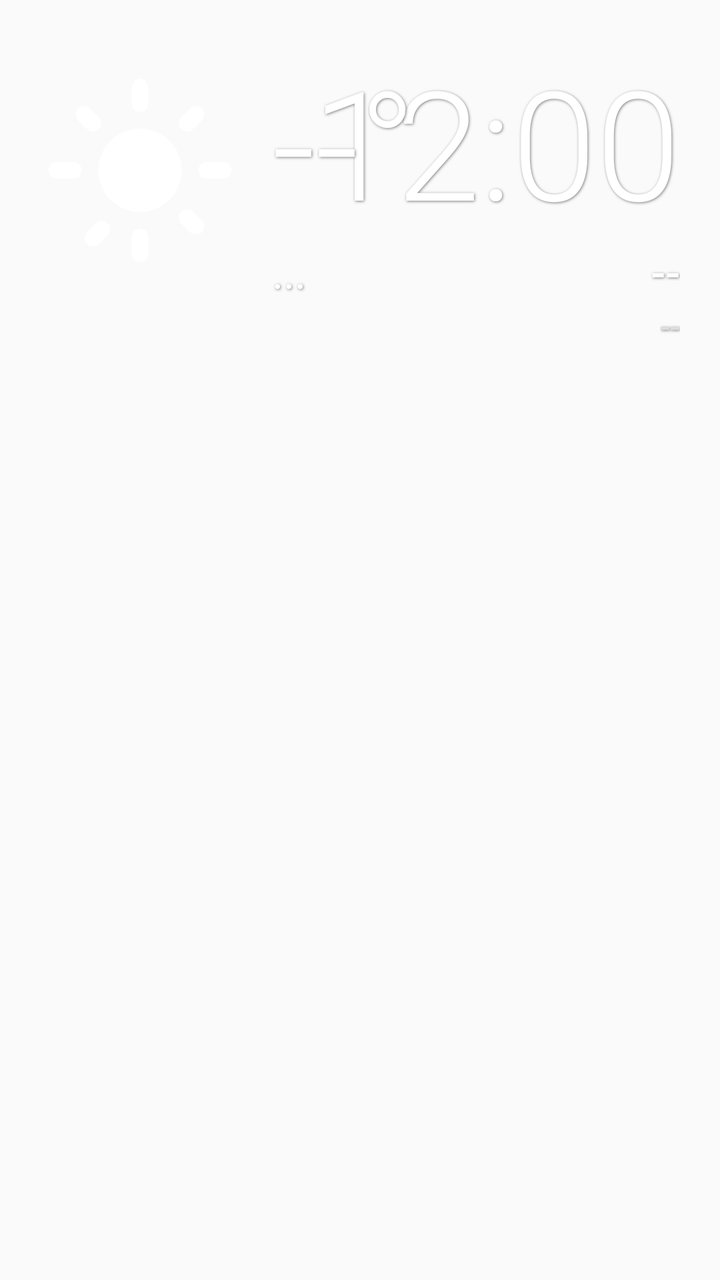
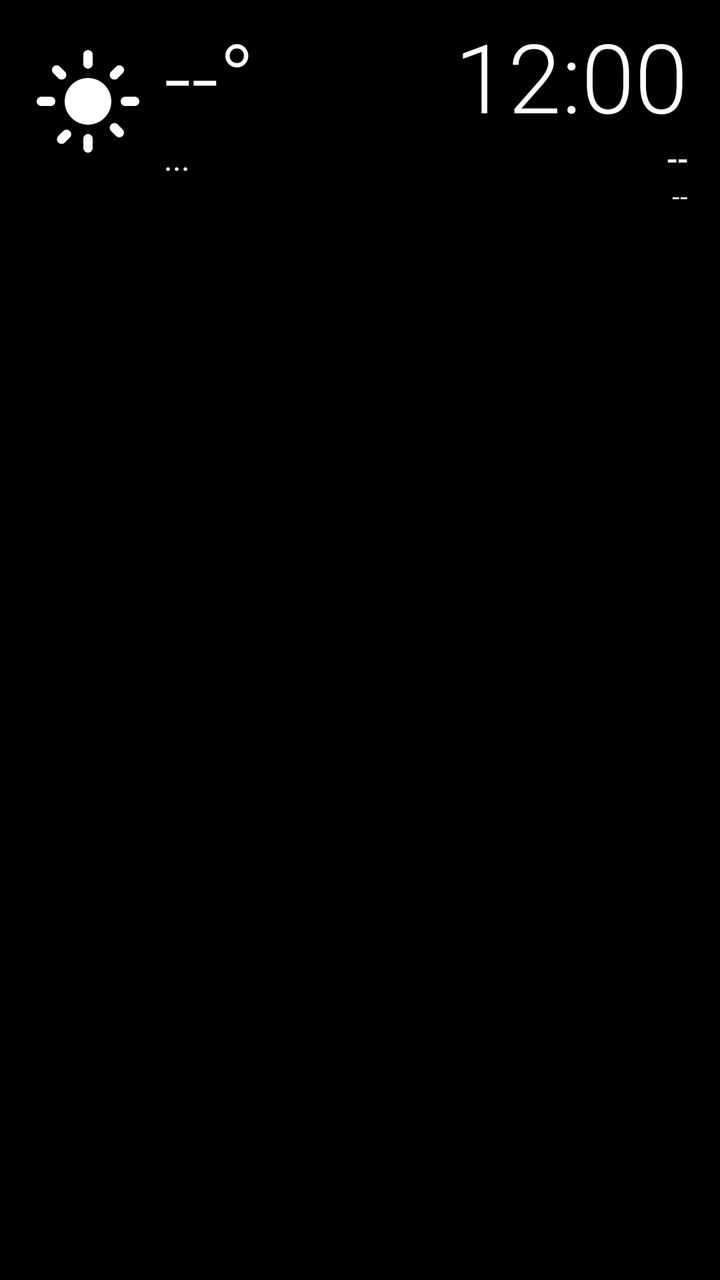

Before-and-after screenshots of an Android layout around one commit, followed by the original layout XML and the change that was made.
<!-- AndroidManifest.xml: application theme AppTheme -->
<!-- res/layout/widget_layout.xml -->
<?xml version="1.0" encoding="utf-8"?>
<RelativeLayout xmlns:android="http://schemas.android.com/apk/res/android"
    android:layout_width="match_parent"
    android:layout_height="match_parent"
    android:background="@android:color/transparent"
    android:padding="20dp">

    <ImageView
        android:id="@+id/widget_main_icon"
        android:layout_width="100dp"
        android:layout_height="100dp"
        android:layout_alignParentStart="true"
        android:layout_alignTop="@+id/widget_clock"
        android:layout_alignBottom="@+id/widget_condition"
        android:layout_marginEnd="16dp"
        android:scaleType="fitCenter"
        android:src="@drawable/ic_sun" />

    
    <TextClock
        android:id="@+id/widget_clock"
        android:layout_width="wrap_content"
        android:layout_height="wrap_content"
        android:layout_alignParentEnd="true"
        android:layout_alignParentTop="true"
        android:textColor="#ffffff"
        android:textSize="76sp"
        android:fontFamily="sans-serif-light"
        android:format12Hour="h:mm"
        android:format24Hour="HH:mm"
        android:shadowColor="#80000000" android:shadowDx="1" android:shadowDy="1" android:shadowRadius="3" />

    
    <TextView
        android:id="@+id/widget_temp"
        android:layout_width="wrap_content"
        android:layout_height="wrap_content"
        android:layout_toEndOf="@id/widget_main_icon"
        android:layout_alignBaseline="@id/widget_clock"
        android:text="--°"
        android:textColor="#ffffff"
        android:textSize="76sp"
        android:fontFamily="sans-serif-light"
        android:shadowColor="#80000000" android:shadowDx="1" android:shadowDy="1" android:shadowRadius="3" />

    
    <TextView
        android:id="@+id/widget_date"
        android:layout_width="wrap_content"
        android:layout_height="wrap_content"
        android:layout_below="@id/widget_clock"
        android:layout_alignParentEnd="true"
        android:text="--"
        android:textColor="#ffffff"
        android:textSize="22sp"
        android:fontFamily="sans-serif-medium"
        android:shadowColor="#80000000" android:shadowDx="1" android:shadowDy="1" android:shadowRadius="3" />

    
    <TextView
        android:id="@+id/widget_condition"
        android:layout_width="wrap_content"
        android:layout_height="wrap_content"
        android:layout_toEndOf="@id/widget_main_icon"
        android:layout_alignBaseline="@id/widget_date"
        android:text="..."
        android:textColor="#ffffff"
        android:textSize="22sp"
        android:fontFamily="sans-serif"
        android:shadowColor="#80000000" android:shadowDx="1" android:shadowDy="1" android:shadowRadius="3" />

    
    <TextView
        android:id="@+id/widget_city"
        android:layout_width="wrap_content"
        android:layout_height="wrap_content"
        android:layout_below="@id/widget_date"
        android:layout_alignParentEnd="true"
        android:text="--"
        android:textColor="#dddddd"
        android:textSize="18sp"
        android:fontFamily="sans-serif"
        android:shadowColor="#80000000" android:shadowDx="1" android:shadowDy="1" android:shadowRadius="3" />
</RelativeLayout>
<!-- resources referenced by this layout -->
<resources>
  <!-- drawable ic_sun (drawable) -->
  <vector xmlns:android="http://schemas.android.com/apk/res/android"
      android:width="24dp" android:height="24dp" android:viewportWidth="24" android:viewportHeight="24">
    <path android:fillColor="#FFFFFF" android:pathData="M12,7c-2.76,0 -5,2.24 -5,5s2.24,5 5,5 5,-2.24 5,-5 -2.24,-5 -5,-5zM2,13h2c0.55,0 1,-0.45 1,-1s-0.45,-1 -1,-1H2c-0.55,0 -1,0.45 -1,1s0.45,1 1,1zM20,13h2c0.55,0 1,-0.45 1,-1s-0.45,-1 -1,-1h-2c-0.55,0 -1,0.45 -1,1s0.45,1 1,1zM11,2v2c0,0.55 0.45,1 1,1s1,-0.45 1,-1V2c0,-0.55 -0.45,-1 -1,-1s-1,0.45 -1,1zM11,20v2c0,0.55 0.45,1 1,1s1,-0.45 1,-1v-2c0,-0.55 -0.45,-1 -1,-1s-1,0.45 -1,1zM5.99,4.58c-0.39,-0.39 -1.03,-0.39 -1.41,0 -0.39,0.39 -0.39,1.03 0,1.41l1.06,1.06c0.39,0.39 1.03,0.39 1.41,0 0.39,-0.39 0.39,-1.03 0,-1.41L5.99,4.58zM18.36,16.95c-0.39,-0.39 -1.03,-0.39 -1.41,0 -0.39,0.39 -0.39,1.03 0,1.41l1.06,1.06c0.39,0.39 1.03,0.39 1.41,0 0.39,-0.39 0.39,-1.03 0,-1.41l-1.06,-1.06zM5.64,19.42c-0.39,0.39 -0.39,1.03 0,1.41 0.39,0.39 1.03,0.39 1.41,0l1.06,-1.06c0.39,-0.39 0.39,-1.03 0,-1.41 -0.39,-0.39 -1.03,-0.39 -1.41,0L5.64,19.42zM16.95,7.05c0.39,0.39 1.03,0.39 1.41,0l1.06,-1.06c0.39,-0.39 0.39,-1.03 0,-1.41 -0.39,-0.39 -1.03,-0.39 -1.41,0l-1.06,1.06c-0.39,0.39 -0.39,1.03 0,1.41z"/>
  </vector>
  <style name="AppTheme" parent="Theme.AppCompat.Light.DarkActionBar">
          
          <item name="colorPrimary">@color/colorPrimary</item>
          <item name="colorPrimaryDark">@color/colorPrimaryDark</item>
          <item name="colorAccent">@color/colorAccent</item>
      </style>
</resources>

<!-- the commit's change to res/layout/widget_layout.xml (unified diff, before → after) -->
@@ -3,82 +3,118 @@
     android:layout_width="match_parent"
     android:layout_height="match_parent"
     android:background="@android:color/transparent"
-    android:padding="20dp">
-
-    <ImageView
-        android:id="@+id/widget_main_icon"
-        android:layout_width="100dp"
-        android:layout_height="100dp"
-        android:layout_alignParentStart="true"
-        android:layout_alignTop="@+id/widget_clock"
-        android:layout_alignBottom="@+id/widget_condition"
-        android:layout_marginEnd="16dp"
-        android:scaleType="fitCenter"
-        android:src="@drawable/ic_sun" />
+    android:paddingStart="16dp"
+    android:paddingEnd="16dp"
+    android:paddingTop="12dp"
+    android:paddingBottom="12dp">
 
     
-    <TextClock
-        android:id="@+id/widget_clock"
+    <LinearLayout
+        android:id="@+id/widget_weather_group"
+        android:layout_width="wrap_content"
+        android:layout_height="wrap_content"
+        android:layout_alignParentStart="true"
+        android:layout_alignParentTop="true"
+        android:orientation="horizontal"
+        android:gravity="center_vertical">
+
+        <ImageView
+            android:id="@+id/widget_main_icon"
+            android:layout_width="56dp"
+            android:layout_height="56dp"
+            android:layout_marginEnd="10dp"
+            android:scaleType="fitCenter"
+            android:src="@drawable/ic_sun" />
+
+        <LinearLayout
+            android:layout_width="wrap_content"
+            android:layout_height="wrap_content"
+            android:orientation="vertical">
+
+            <TextView
+                android:id="@+id/widget_temp"
+                android:layout_width="wrap_content"
+                android:layout_height="wrap_content"
+                android:text="--°"
+                android:textColor="#ffffff"
+                android:textSize="48sp"
+                android:includeFontPadding="false"
+                android:fontFamily="sans-serif-light"
+                android:shadowColor="#80000000"
+                android:shadowDx="1"
+                android:shadowDy="1"
+                android:shadowRadius="3" />
+
+            <TextView
+                android:id="@+id/widget_condition"
+                android:layout_width="wrap_content"
+                android:layout_height="wrap_content"
+                android:layout_marginTop="2dp"
+                android:text="..."
+                android:textColor="#ffffff"
+                android:textSize="16sp"
+                android:includeFontPadding="false"
+                android:fontFamily="sans-serif"
+                android:shadowColor="#80000000"
+                android:shadowDx="1"
+                android:shadowDy="1"
+                android:shadowRadius="3" />
+        </LinearLayout>
+    </LinearLayout>
+
+    
+    <LinearLayout
+        android:id="@+id/widget_clock_group"
         android:layout_width="wrap_content"
         android:layout_height="wrap_content"
         android:layout_alignParentEnd="true"
         android:layout_alignParentTop="true"
-        android:textColor="#ffffff"
-        android:textSize="76sp"
-        android:fontFamily="sans-serif-light"
-        android:format12Hour="h:mm"
-        android:format24Hour="HH:mm"
-        android:shadowColor="#80000000" android:shadowDx="1" android:shadowDy="1" android:shadowRadius="3" />
+        android:gravity="end"
+        android:orientation="vertical">
 
-    
-    <TextView
-        android:id="@+id/widget_temp"
-        android:layout_width="wrap_content"
-        android:layout_height="wrap_content"
-        android:layout_toEndOf="@id/widget_main_icon"
-        android:layout_alignBaseline="@id/widget_clock"
-        android:text="--°"
-        android:textColor="#ffffff"
-        android:textSize="76sp"
-        android:fontFamily="sans-serif-light"
-        android:shadowColor="#80000000" android:shadowDx="1" android:shadowDy="1" android:shadowRadius="3" />
+        <TextClock
+            android:id="@+id/widget_clock"
+            android:layout_width="wrap_content"
+            android:layout_height="wrap_content"
+            android:textColor="#ffffff"
+            android:textSize="48sp"
+            android:includeFontPadding="false"
+            android:fontFamily="sans-serif-light"
+            android:format12Hour="h:mm"
+            android:format24Hour="HH:mm"
+            android:shadowColor="#80000000"
+            android:shadowDx="1"
+            android:shadowDy="1"
+            android:shadowRadius="3" />
 
-    
-    <TextView
-        android:id="@+id/widget_date"
-        android:layout_width="wrap_content"
-        android:layout_height="wrap_content"
-        android:layout_below="@id/widget_clock"
-        android:layout_alignParentEnd="true"
-        android:text="--"
-        android:textColor="#ffffff"
-        android:textSize="22sp"
-        android:fontFamily="sans-serif-medium"
-        android:shadowColor="#80000000" android:shadowDx="1" android:shadowDy="1" android:shadowRadius="3" />
+        <TextView
+            android:id="@+id/widget_date"
+            android:layout_width="wrap_content"
+            android:layout_height="wrap_content"
+            android:layout_marginTop="2dp"
+            android:text="--"
+            android:textColor="#ffffff"
+            android:textSize="16sp"
+            android:includeFontPadding="false"
+            android:fontFamily="sans-serif-medium"
+            android:shadowColor="#80000000"
+            android:shadowDx="1"
+            android:shadowDy="1"
+            android:shadowRadius="3" />
 
-    
-    <TextView
-        android:id="@+id/widget_condition"
-        android:layout_width="wrap_content"
-        android:layout_height="wrap_content"
-        android:layout_toEndOf="@id/widget_main_icon"
-        android:layout_alignBaseline="@id/widget_date"
-        android:text="..."
-        android:textColor="#ffffff"
-        android:textSize="22sp"
-        android:fontFamily="sans-serif"
-        android:shadowColor="#80000000" android:shadowDx="1" android:shadowDy="1" android:shadowRadius="3" />
-
-    
-    <TextView
-        android:id="@+id/widget_city"
-        android:layout_width="wrap_content"
-        android:layout_height="wrap_content"
-        android:layout_below="@id/widget_date"
-        android:layout_alignParentEnd="true"
-        android:text="--"
-        android:textColor="#dddddd"
-        android:textSize="18sp"
-        android:fontFamily="sans-serif"
-        android:shadowColor="#80000000" android:shadowDx="1" android:shadowDy="1" android:shadowRadius="3" />
+        <TextView
+            android:id="@+id/widget_city"
+            android:layout_width="wrap_content"
+            android:layout_height="wrap_content"
+            android:layout_marginTop="1dp"
+            android:text="--"
+            android:textColor="#dddddd"
+            android:textSize="14sp"
+            android:includeFontPadding="false"
+            android:fontFamily="sans-serif"
+            android:shadowColor="#80000000"
+            android:shadowDx="1"
+            android:shadowDy="1"
+            android:shadowRadius="3" />
+    </LinearLayout>
 </RelativeLayout>
<!-- resource entries referenced after the edit -->
@@ -5,11 +5,18 @@
       android:width="24dp" android:height="24dp" android:viewportWidth="24" android:viewportHeight="24">
     <path android:fillColor="#FFFFFF" android:pathData="M12,7c-2.76,0 -5,2.24 -5,5s2.24,5 5,5 5,-2.24 5,-5 -2.24,-5 -5,-5zM2,13h2c0.55,0 1,-0.45 1,-1s-0.45,-1 -1,-1H2c-0.55,0 -1,0.45 -1,1s0.45,1 1,1zM20,13h2c0.55,0 1,-0.45 1,-1s-0.45,-1 -1,-1h-2c-0.55,0 -1,0.45 -1,1s0.45,1 1,1zM11,2v2c0,0.55 0.45,1 1,1s1,-0.45 1,-1V2c0,-0.55 -0.45,-1 -1,-1s-1,0.45 -1,1zM11,20v2c0,0.55 0.45,1 1,1s1,-0.45 1,-1v-2c0,-0.55 -0.45,-1 -1,-1s-1,0.45 -1,1zM5.99,4.58c-0.39,-0.39 -1.03,-0.39 -1.41,0 -0.39,0.39 -0.39,1.03 0,1.41l1.06,1.06c0.39,0.39 1.03,0.39 1.41,0 0.39,-0.39 0.39,-1.03 0,-1.41L5.99,4.58zM18.36,16.95c-0.39,-0.39 -1.03,-0.39 -1.41,0 -0.39,0.39 -0.39,1.03 0,1.41l1.06,1.06c0.39,0.39 1.03,0.39 1.41,0 0.39,-0.39 0.39,-1.03 0,-1.41l-1.06,-1.06zM5.64,19.42c-0.39,0.39 -0.39,1.03 0,1.41 0.39,0.39 1.03,0.39 1.41,0l1.06,-1.06c0.39,-0.39 0.39,-1.03 0,-1.41 -0.39,-0.39 -1.03,-0.39 -1.41,0L5.64,19.42zM16.95,7.05c0.39,0.39 1.03,0.39 1.41,0l1.06,-1.06c0.39,-0.39 0.39,-1.03 0,-1.41 -0.39,-0.39 -1.03,-0.39 -1.41,0l-1.06,1.06c-0.39,0.39 -0.39,1.03 0,1.41z"/>
   </vector>
-  <style name="AppTheme" parent="Theme.AppCompat.Light.DarkActionBar">
-          
-          <item name="colorPrimary">@color/colorPrimary</item>
-          <item name="colorPrimaryDark">@color/colorPrimaryDark</item>
-          <item name="colorAccent">@color/colorAccent</item>
+  <style name="AppTheme" parent="Theme.AppCompat.DayNight.NoActionBar">
+          <item name="colorPrimary">#000000</item>
+          <item name="colorPrimaryDark">#000000</item>
+          <item name="colorAccent">#0078d7</item>
+          <item name="windowActionBar">false</item>
+          <item name="windowNoTitle">true</item>
+          <item name="android:windowBackground">#000000</item>
+          <item name="android:statusBarColor">#000000</item>
+          <item name="android:navigationBarColor">#000000</item>
+          <item name="android:windowLightStatusBar">false</item>
+          <item name="android:windowDrawsSystemBarBackgrounds">true</item>
+          <item name="android:forceDarkAllowed">false</item>
       </style>
 </resources>
 
